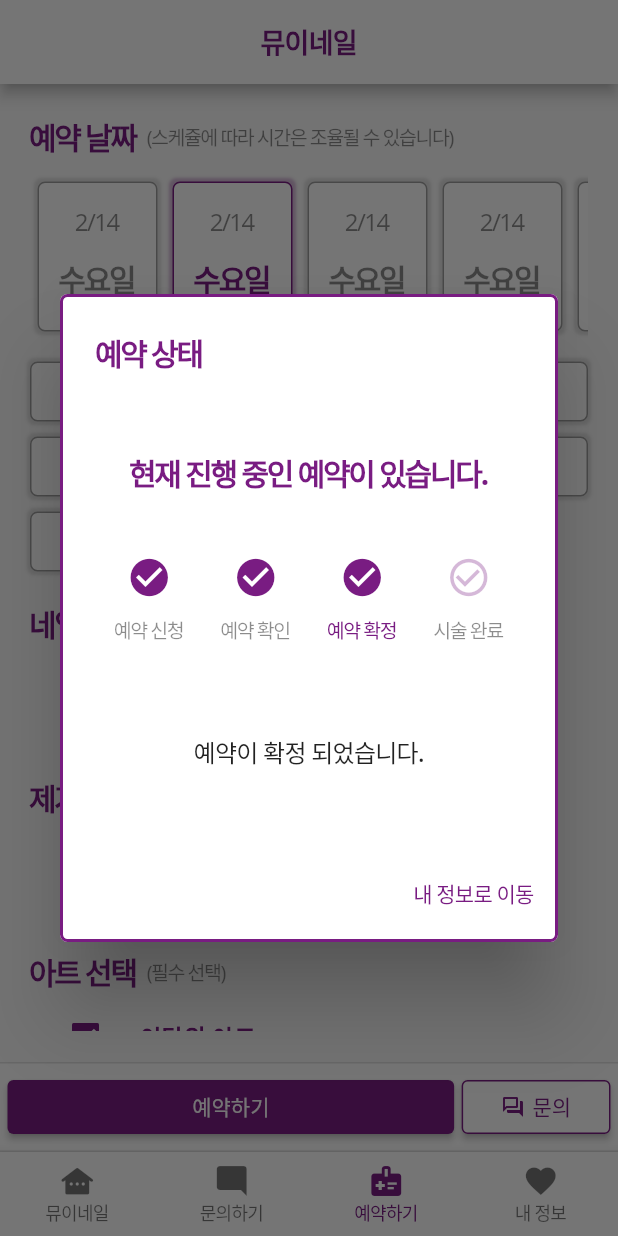
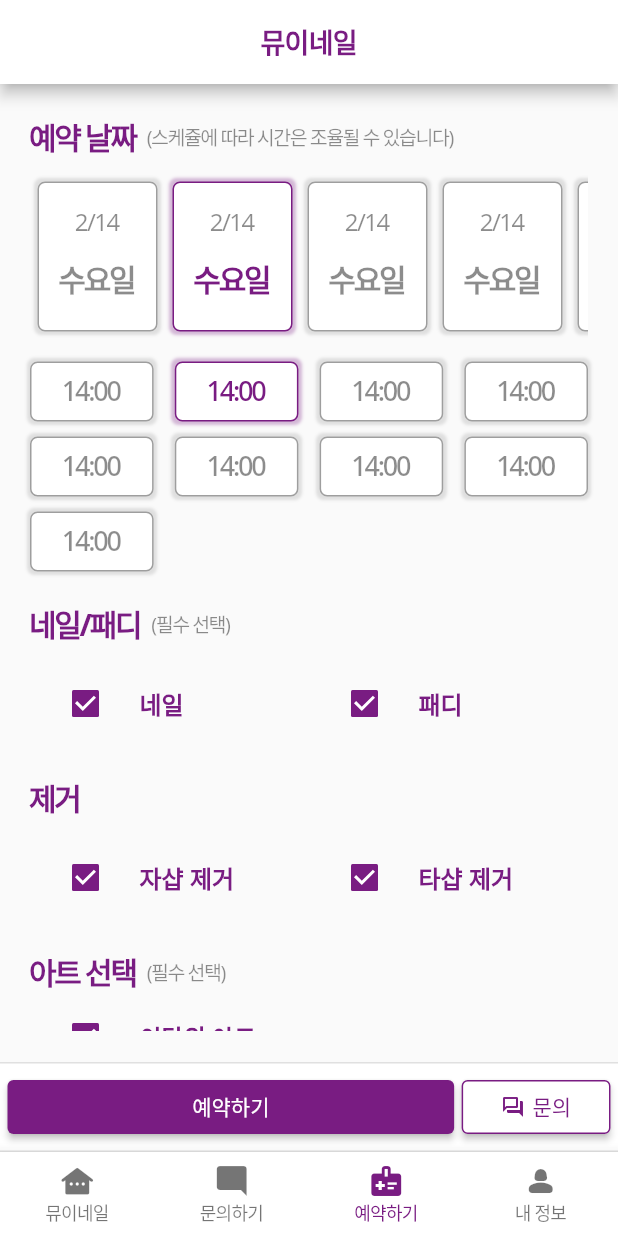
Before and after one commit to binbyz/flutter-mueynail, a Flutter app: the screen it shows after launch, item 3 of the bottom bar chosen, on a phone screen of 412 x 824 dp. Run offline on Flutter 3.47's test engine with Material 2 defaults, Android fonts, the phone set to English and light mode, and no system bars; our stand-ins replace carousel_slider; network calls fail.

Commit message:
update: AppNavigationBar

```diff
--- a/lib/app/components/app_navigation.dart
+++ b/lib/app/components/app_navigation.dart
@@ -29,7 +29,7 @@ class AppNavigation extends StatelessWidget {
           BottomNavigationBarItem(icon: Icon(Icons.other_houses_rounded), label: valueBrand),
           BottomNavigationBarItem(icon: Icon(Icons.mode_comment), label: '문의하기'),
           BottomNavigationBarItem(icon: Icon(Icons.medical_information), label: '예약하기'),
-          BottomNavigationBarItem(icon: Icon(Icons.favorite_sharp), label: '내 정보'),
+          BottomNavigationBarItem(icon: Icon(Icons.person_2_rounded), label: '내 정보'),
         ],
       ),
     );
--- a/lib/main.dart
+++ b/lib/main.dart
@@ -1,6 +1,7 @@
 import 'package:flutter/material.dart';
 import 'package:mueynail/app/components/app_navigation.dart';
 import 'package:mueynail/constants/color.dart';
+import 'package:mueynail/screens/member/member_screen.dart';
 
 import 'screens/chat/chat_screen.dart';
 import 'screens/home/home_screen.dart';
@@ -45,31 +46,28 @@ class AppScaffold extends StatefulWidget {
 }
 
 class _AppScaffoldState extends State<AppScaffold> {
-  int currentNavigation = 0;
+  int _currentNavigation = 0;
+
+  List<Widget> screens = [
+    const HomeScreen(),
+    const ChatScreen(),
+    const ReservationScreen(),
+    const MemberScreen(),
+  ];
 
   void onSelectNavigation(int index) {
     setState(() {
-      currentNavigation = index;
+      _currentNavigation = index;
     });
-  }
-
-  Widget buildScreen() {
-    if (currentNavigation == 1) {
-      return const ChatScreen();
-    } else if (currentNavigation == 2) {
-      return const ReservationScreen();
-    } else {
-      return const HomeScreen();
-    }
   }
 
   @override
   Widget build(BuildContext context) {
     return Scaffold(
       body: Container(
-        child: buildScreen(),
+        child: screens.elementAt(_currentNavigation),
       ),
-      bottomNavigationBar: AppNavigation(onItemTapped: onSelectNavigation, currentIndex: currentNavigation),
+      bottomNavigationBar: AppNavigation(onItemTapped: onSelectNavigation, currentIndex: _currentNavigation),
     );
   }
 }
--- a/lib/screens/membership/membership_screen.dart
+++ b/lib/screens/member/member_screen.dart
@@ -1,7 +1,7 @@
 import 'package:flutter/material.dart';
 
-class MembershipScreen extends StatelessWidget {
-  const MembershipScreen({Key? key}) : super(key: key);
+class MemberScreen extends StatelessWidget {
+  const MemberScreen({Key? key}) : super(key: key);
 
   @override
   Widget build(BuildContext context) {
--- a/lib/screens/reservation/reservation_screen.dart
+++ b/lib/screens/reservation/reservation_screen.dart
@@ -4,7 +4,6 @@ import 'package:mueynail/app/enum/art_group_enum.dart';
 import 'package:mueynail/app/enum/booking_step_enum.dart';
 import 'package:mueynail/constants/color.dart';
 import 'package:mueynail/screens/reservation/components/booking_date.dart';
-import 'package:mueynail/screens/reservation/components/booking_modal.dart';
 import 'package:mueynail/screens/reservation/components/booking_time.dart';
 
 import '../home/components/content_box.dart';
@@ -26,7 +25,7 @@ class _ReservationScreenState extends State<ReservationScreen> {
 
   @override
   Widget build(BuildContext context) {
-    Future.delayed(Duration.zero, () => showBookingModal(context, currentStep));
+    // Future.delayed(Duration.zero, () => showBookingModal(context, currentStep));
 
     return Scaffold(
       appBar: const HomeAppBar(),
```
